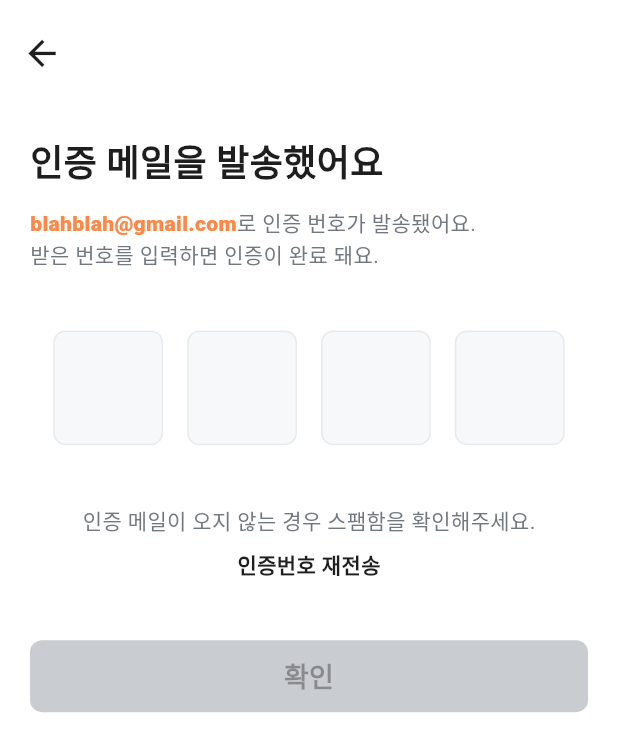
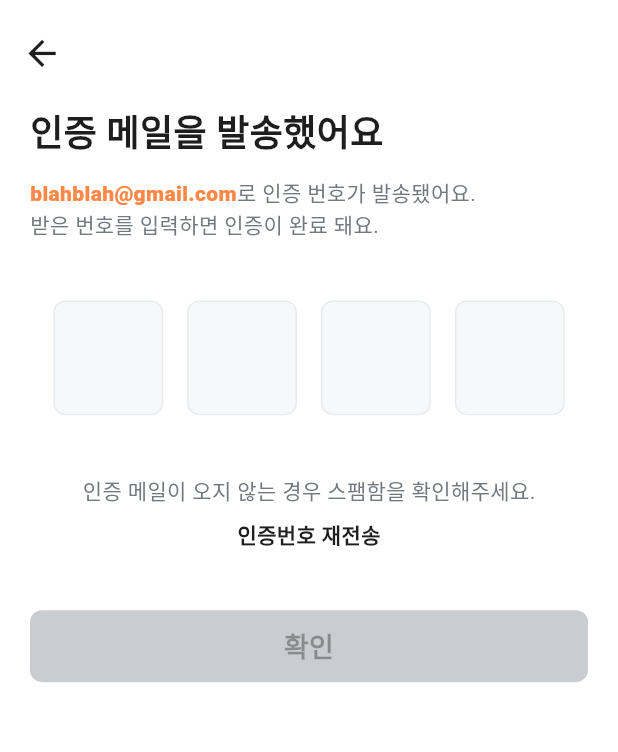
Before and after one commit to Hansung-CMYK/speak-to-you-mobile, a Flutter app: the EmailVerificationScreen screen opened directly with empty values, on a phone screen of 412 x 824 dp. Shown: the top 752 px of the screen. Run offline on Flutter 3.47's test engine with Material 3 defaults, Android fonts, the phone set to English and light mode, and no system bars; our stand-ins replace flutter_riverpod, flutter_screenutil.

Commit message:
feat: Update title padding

```diff
--- a/lib/screens/email_verification.dart
+++ b/lib/screens/email_verification.dart
@@ -101,7 +101,7 @@ class _EmailVerificationPageState extends State<EmailVerificationScreen> {
           title: '',
         ),
         body: Container(
-          padding: const EdgeInsets.all(20),
+          padding: const EdgeInsets.symmetric(vertical: 0, horizontal: 20.0),
           child: Column(
             mainAxisSize: MainAxisSize.max,
             children: [
```
